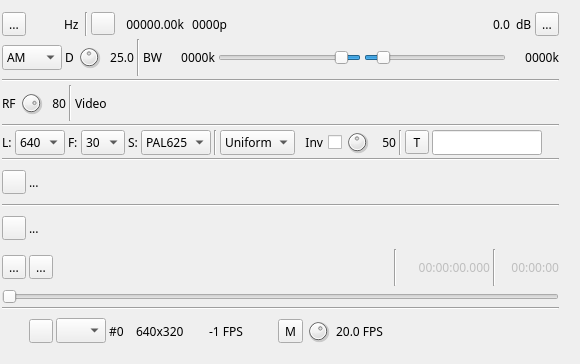
The window that plugins/channeltx/modatv/atvmodgui.ui (f4exb/sdrangel) describes before a commit, drawn with Qt 5.
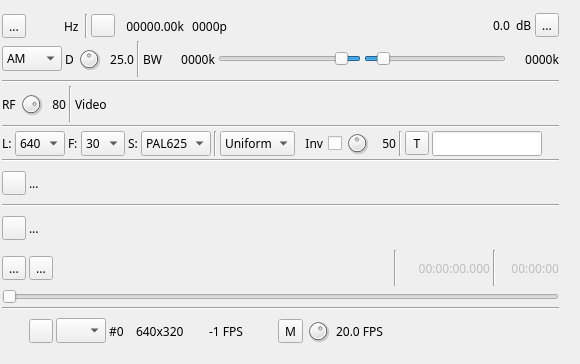
The same window after the commit. Icons and pictures are not drawn. Custom widgets are drawn as their Qt base class.

```diff
--- a/plugins/channeltx/modatv/atvmodgui.ui
+++ b/plugins/channeltx/modatv/atvmodgui.ui
@@ -66,6 +66,9 @@
      <layout class="QHBoxLayout" name="deltaFreqPowLayout">
       <item>
        <layout class="QHBoxLayout" name="deltaFrequencyLayout">
+        <property name="topMargin">
+         <number>2</number>
+        </property>
         <item>
          <widget class="QToolButton" name="deltaMinus">
           <property name="toolTip">
@@ -101,7 +104,7 @@
           </property>
           <property name="font">
            <font>
-            <family>Monospace</family>
+            <family>DejaVu Sans Mono</family>
             <pointsize>12</pointsize>
            </font>
           </property>
```
Left out of the diff: 2 changed lines with no effect on the pictures.
